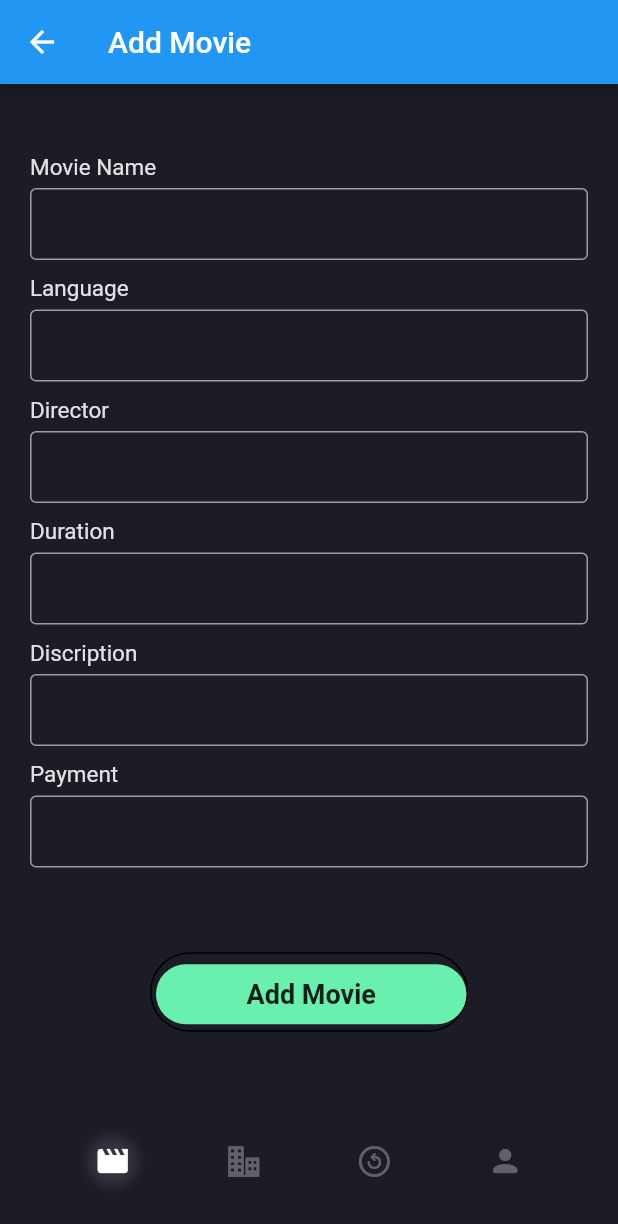
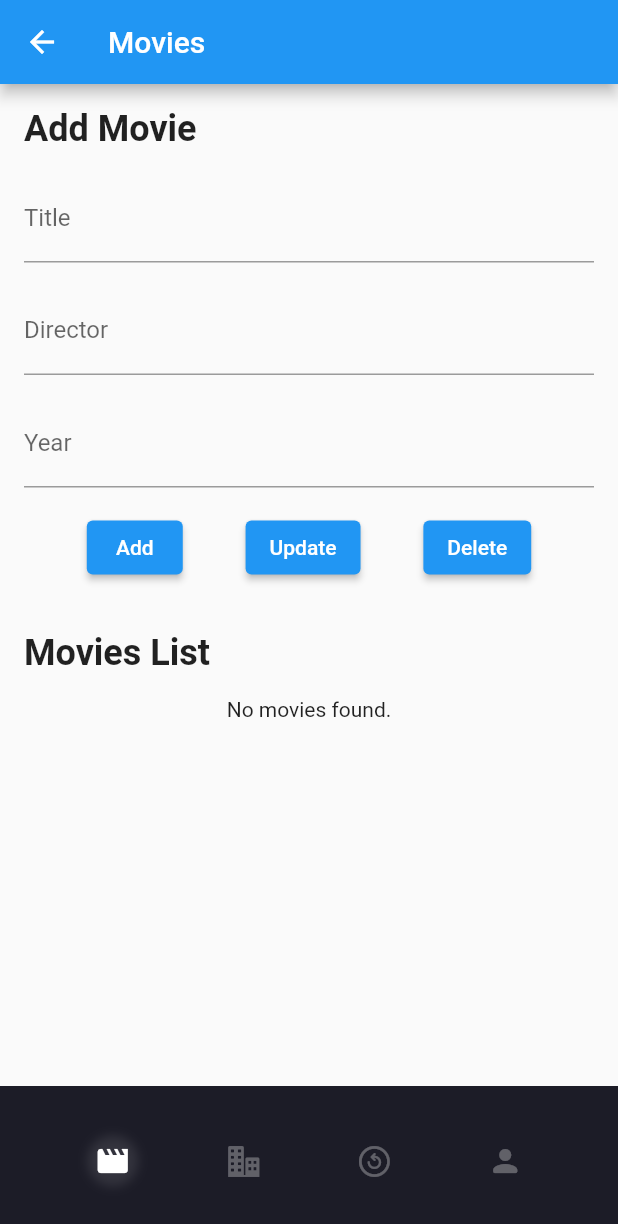
Before and after one commit to kanishkaviraj12/cinema_new, a Flutter app: the Admin screen opened directly, on a phone screen of 412 x 824 dp. Shown: the top 1224 px of the screen. Run offline on Flutter 3.47's test engine with Material 2 defaults, Android fonts, the phone set to English and light mode, and no system bars; our stand-ins replace cached_network_image, cloud_firestore, firebase_auth, firebase_core, google_fonts, image_picker and 1 more; accounts and stored records are empty.

Commit message:
databse connectd CRUD

```diff
--- a/lib/Admin/Add_movie.dart
+++ b/lib/Admin/Add_movie.dart
@@ -1,122 +1,246 @@
+import 'package:cloud_firestore/cloud_firestore.dart';
 import 'package:flutter/material.dart';
-import '../User/consts.dart';
+import '../models/model.dart';
+import 'directpage.dart';
 
-class addmovie extends StatelessWidget {
-  const addmovie({super.key});
+class MoviesPage extends StatefulWidget {
+  @override
+  _MoviesPageState createState() => _MoviesPageState();
+}
+
+class _MoviesPageState extends State<MoviesPage> {
+  late TextEditingController _titleController;
+  late TextEditingController _directorController;
+  late TextEditingController _yearController;
+
+  @override
+  void initState() {
+    super.initState();
+    _titleController = TextEditingController();
+    _directorController = TextEditingController();
+    _yearController = TextEditingController();
+  }
+
+  @override
+  void dispose() {
+    _titleController.dispose();
+    _directorController.dispose();
+    _yearController.dispose();
+    super.dispose();
+  }
+
+  void _createMovie() {
+    final String title = _titleController.text;
+    final String director = _directorController.text;
+    final int year = int.parse(_yearController.text);
+
+    final newMovie = Movie(
+      title: title,
+      director: director,
+      year: year,
+    );
+
+    FirebaseFirestore firestore = FirebaseFirestore.instance;
+    CollectionReference moviesCollection = firestore.collection('movies');
+
+    moviesCollection.add(newMovie.toMap()).then((docRef) {
+      ScaffoldMessenger.of(context).showSnackBar(
+        const SnackBar(content: Text('Movie created successfully')),
+      );
+      _clearFields();
+    }).catchError((error) {
+      ScaffoldMessenger.of(context).showSnackBar(
+        SnackBar(content: Text('Failed to create movie: $error')),
+      );
+    });
+  }
+
+  void _updateMovie() {
+    final String title = _titleController.text;
+    final String director = _directorController.text;
+    final int year = int.parse(_yearController.text);
+
+    FirebaseFirestore firestore = FirebaseFirestore.instance;
+    CollectionReference moviesCollection = firestore.collection('movies');
+
+    moviesCollection.where('title', isEqualTo: title).get().then((snapshot) {
+      if (snapshot.size == 1) {
+        final movieDoc = snapshot.docs.first;
+        final updatedMovie = Movie(
+          title: title,
+          director: director,
+          year: year,
+          id: movieDoc.id,
+        );
+
+        movieDoc.reference.update(updatedMovie.toMap()).then((_) {
+          ScaffoldMessenger.of(context).showSnackBar(
+            const SnackBar(content: Text('Movie updated successfully')),
+          );
+          _clearFields();
+        }).catchError((error) {
+          ScaffoldMessenger.of(context).showSnackBar(
+            SnackBar(content: Text('Failed to update movie: $error')),
+          );
+        });
+      } else {
+        ScaffoldMessenger.of(context).showSnackBar(
+          const SnackBar(content: Text('Movie not found')),
+        );
+      }
+    }).catchError((error) {
+      ScaffoldMessenger.of(context).showSnackBar(
+        SnackBar(content: Text('Failed to update movie: $error')),
+      );
+    });
+  }
+
+  void _deleteMovie() {
+    final String title = _titleController.text;
+
+    FirebaseFirestore firestore = FirebaseFirestore.instance;
+    CollectionReference moviesCollection = firestore.collection('movies');
+
+    moviesCollection
+        .where('title', isEqualTo: title)
+        .get()
+        .then((QuerySnapshot snapshot) {
+      if (snapshot.size == 1) {
+        final movieDoc = snapshot.docs.first;
+
+        movieDoc.reference.delete().then((_) {
+          ScaffoldMessenger.of(context).showSnackBar(
+            SnackBar(content: Text('Movie deleted successfully')),
+          );
+          _clearFields();
+        }).catchError((error) {
+          ScaffoldMessenger.of(context).showSnackBar(
+            SnackBar(content: Text('Failed to delete movie: $error')),
+          );
+        });
+      } else {
+        ScaffoldMessenger.of(context).showSnackBar(
+          SnackBar(content: Text('Movie not found')),
+        );
+      }
+    }).catchError((error) {
+      ScaffoldMessenger.of(context).showSnackBar(
+        SnackBar(content: Text('Failed to delete movie: $error')),
+      );
+    });
+  }
+
+  void _clearFields() {
+    _titleController.clear();
+    _directorController.clear();
+    _yearController.clear();
+  }
+
+  void _navigateToMovieDetails(Movie movie) {
+    Navigator.push(
+      context,
+      MaterialPageRoute(
+        builder: (context) => MovieDetailsPage(movie: movie),
+      ),
+    );
+  }
 
   @override
   Widget build(BuildContext context) {
     return Scaffold(
-      backgroundColor: black,
       appBar: AppBar(
-        title: const Text("Add Movie"),
+        title: const Text('Movies'),
       ),
       body: SingleChildScrollView(
-        child: SizedBox(
-          height: MediaQuery.of(context).size.height - 0,
-          width: double.infinity,
-          //padding: const EdgeInsets.symmetric(hori4zontal: 40),
+        child: Padding(
+          padding: const EdgeInsets.all(16.0),
           child: Column(
-            mainAxisAlignment: MainAxisAlignment.spaceBetween,
+            crossAxisAlignment: CrossAxisAlignment.start,
             children: [
-              Expanded(
-                child: Column(
+              const Text(
+                'Add Movie',
+                style: TextStyle(
+                  fontSize: 24.0,
+                  fontWeight: FontWeight.bold,
+                ),
+              ),
+              const SizedBox(height: 16.0),
+              TextFormField(
+                controller: _titleController,
+                decoration: const InputDecoration(labelText: 'Title'),
+              ),
+              const SizedBox(height: 16.0),
+              TextFormField(
+                controller: _directorController,
+                decoration: const InputDecoration(labelText: 'Director'),
+              ),
+              const SizedBox(height: 16.0),
+              TextFormField(
+                controller: _yearController,
+                keyboardType: TextInputType.number,
+                decoration: const InputDecoration(labelText: 'Year'),
+              ),
+              const SizedBox(height: 16.0),
+              Row(
                 mainAxisAlignment: MainAxisAlignment.spaceEvenly,
                 children: [
-                    Padding(
-                      padding: const EdgeInsets.symmetric(horizontal: 20),
-                      child: Column(
-                        children: [
-                          makeinput(label: "Movie Name"),
-                          makeinput(
-                            label: "Language",
+                  ElevatedButton(
+                    onPressed: _createMovie,
+                    child: const Text('Add'),
                   ),
-                          makeinput(
-                            label: "Director",
+                  ElevatedButton(
+                    onPressed: _updateMovie,
+                    child: const Text('Update'),
                   ),
-                          makeinput(
-                            label: "Duration",
-                          ),
-                          makeinput(
-                            label: "Discription",
-                          ),
-                          makeinput(
-                            label: "Payment",
+                  ElevatedButton(
+                    onPressed: _deleteMovie,
+                    child: const Text('Delete'),
                   ),
                 ],
               ),
+              const SizedBox(height: 32.0),
+              const Text(
+                'Movies List',
+                style: TextStyle(
+                  fontSize: 24.0,
+                  fontWeight: FontWeight.bold,
                 ),
-                    Padding(
-                      padding: const EdgeInsets.symmetric(horizontal: 100),
-                      child: Container(
-                          padding: const EdgeInsets.only(top: 3, left: 3),
-                          decoration: BoxDecoration(
-                              borderRadius: BorderRadius.circular(50),
-                              border: const Border(
-                                bottom: BorderSide(color: Colors.black),
-                                top: BorderSide(color: Colors.black),
-                                left: BorderSide(color: Colors.black),
-                                right: BorderSide(color: Colors.black),
-                              )),
-                          child: MaterialButton(
-                            minWidth: double.infinity,
-                            height: 40,
-                            onPressed: () {},
-                            color: Colors.greenAccent,
-                            elevation: 0,
-                            shape: RoundedRectangleBorder(
-                                borderRadius: BorderRadius.circular(50)),
-                            child: const Text(
-                              "Add Movie",
-                              style: TextStyle(
-                                  fontWeight: FontWeight.w600, fontSize: 18),
               ),
-                          )),
-                    ),
-                    Padding(
-                      padding: const EdgeInsets.symmetric(horizontal: 100),
-                      child: Container(
-                          padding: const EdgeInsets.only(top: 3, left: 3),
-                          decoration: BoxDecoration(
-                              borderRadius: BorderRadius.circular(50),
-                              border: const Border(
-                                bottom: BorderSide(color: Colors.black),
-                                top: BorderSide(color: Colors.black),
-                                left: BorderSide(color: Colors.black),
-                                right: BorderSide(color: Colors.black),
-                              )),
-                          child: MaterialButton(
-                            minWidth: double.infinity,
-                            height: 40,
-                            onPressed: () {},
-                            color: Colors.greenAccent,
-                            elevation: 0,
-                            shape: RoundedRectangleBorder(
-                                borderRadius: BorderRadius.circular(50)),
-                            child: const Text(
-                              "Cancel",
-                              style: TextStyle(
-                                  fontWeight: FontWeight.w600, fontSize: 18),
-                            ),
-                          )),
-                    ),
-                    Container(
-                      height: 0,
-                    ),
+              const SizedBox(height: 16.0),
+              StreamBuilder<QuerySnapshot>(
+                stream:
+                    FirebaseFirestore.instance.collection('movies').snapshots(),
+                builder: (context, snapshot) {
+                  if (!snapshot.hasData) {
+                    return const Center(
+                      child: CircularProgressIndicator(),
+                    );
+                  }
 
-                    // Row(
-                    //   mainAxisAlignment: MainAxisAlignment.center,
-                    //   children: const [
-                    //     Text("Don't have an account?"),
-                    //     Text(
-                    //       "Sign up",
-                    //       style: TextStyle(
-                    //           fontWeight: FontWeight.w600, fontSize: 18),
-                    //     ),
-                    //   ],
-                    // ),
-                  ],
-                ),
+                  List<Movie> movies = snapshot.data!.docs
+                      .map((doc) => Movie.fromSnapshot(doc))
+                      .toList();
+
+                  if (movies.isEmpty) {
+                    return const Center(
+                      child: Text('No movies found.'),
+                    );
+                  }
+
+                  return ListView.builder(
+                    itemCount: movies.length,
+                    physics: const NeverScrollableScrollPhysics(),
+                    shrinkWrap: true,
+                    itemBuilder: (context, index) {
+                      Movie movie = movies[index];
+                      return ListTile(
+                        title: Text(movie.title),
+                        subtitle: Text(movie.director),
+                        onTap: () => _navigateToMovieDetails(movie),
+                      );
+                    },
+                  );
+                },
               ),
             ],
           ),
@@ -124,38 +248,4 @@ class addmovie extends StatelessWidget {
       ),
     );
   }
-
-  Widget makeinput({label, obscureText = false}) {
-    return Column(
-      crossAxisAlignment: CrossAxisAlignment.start,
-      children: [
-        Text(
-          label,
-          style: const TextStyle(
-              fontSize: 15,
-              fontWeight: FontWeight.w400,
-              color: Color.fromARGB(221, 255, 255, 255)),
-        ),
-        const SizedBox(
-          height: 5,
-        ),
-        TextField(
-          style: const TextStyle(color: Color.fromARGB(255, 255, 255, 255)),
-          obscureText: obscureText,
-          decoration: const InputDecoration(
-            contentPadding: EdgeInsets.symmetric(vertical: 0, horizontal: 10),
-            enabledBorder: OutlineInputBorder(
-              borderSide: BorderSide(color: Colors.grey),
-            ),
-            border: OutlineInputBorder(
-              borderSide: BorderSide(color: Colors.grey),
-            ),
-          ),
-        ),
-        const SizedBox(
-          height: 10,
-        ),
-      ],
-    );
 }
-}
--- a/lib/Admin/Admin.dart
+++ b/lib/Admin/Admin.dart
@@ -3,6 +3,7 @@ import 'package:flutter/material.dart';
 import '../User/consts.dart';
 import 'Add_movie.dart';
 import 'add_theater.dart';
+
 import 'history_of_customer.dart';
 
 class Admin extends StatefulWidget {
@@ -25,7 +26,9 @@ class _AdminState extends State<Admin> {
     Widget body() {
       switch (currentPage) {
         case 0:
-          return addmovie();
+          return MoviesPage(
+
+          );
         case 1:
           return const addtheater();
         case 2:
--- a/lib/User/Payment/Payment.dart
+++ b/lib/User/Payment/Payment.dart
@@ -1,8 +1,9 @@
+import 'package:cinema_new/models/model.dart';
 import 'package:flutter/material.dart';
 import '../consts.dart';
 
 class PaymentApp extends StatelessWidget {
-  const PaymentApp({super.key});
+  const PaymentApp();
 
   @override
   Widget build(BuildContext context) {
--- a/lib/User/main_page.dart
+++ b/lib/User/main_page.dart
@@ -2,6 +2,7 @@ import 'package:cinema_new/User/profile_page.dart';
 import 'package:cinema_new/User/reservation_page.dart';
 import 'package:flutter/cupertino.dart';
 import 'package:flutter/material.dart';
+import '../models/model.dart';
 import 'Billing_information.dart';
 import 'Payment/Payment.dart';
 import 'consts.dart';
@@ -37,9 +38,9 @@ class _MainPageState extends State<MainPage> {
         case 2:
           return BillingInformation();
         case 3:
-          return  howManyTickets();
+          return howManyTickets();
         case 4:
-          return const PaymentApp(); // Display the payment page
+          return PaymentApp(); // Display the payment page
         case 5:
           return ProfilePage(); // Display the payment page
         default:
--- a/lib/User/profile_page.dart
+++ b/lib/User/profile_page.dart
@@ -47,7 +47,7 @@ class _ProfilePageState extends State<ProfilePage> {
 
   Future<void> _pickImage() async {
     final picker = ImagePicker();
-    final pickedFile = await picker.getImage(source: ImageSource.gallery);
+    final pickedFile = await picker.pickImage(source: ImageSource.gallery);
 
     if (pickedFile != null) {
       SharedPreferences prefs = await SharedPreferences.getInstance();
--- /dev/null
+++ b/lib/models/model.dart
@@ -0,0 +1,34 @@
+import 'package:cloud_firestore/cloud_firestore.dart';
+
+class Movie {
+  final String? id;
+  final String title;
+  final String director;
+  final int year;
+
+  Movie({
+    this.id,
+    required this.title,
+    required this.director,
+    required this.year,
+  });
+
+  Map<String, dynamic> toMap() {
+    return {
+      'title': title,
+      'director': director,
+      'year': year,
+    };
+  }
+
+  factory Movie.fromSnapshot(DocumentSnapshot snapshot) {
+  Map<String, dynamic>? data = snapshot.data() as Map<String, dynamic>?;
+  return Movie(
+    id: snapshot.id,
+    title: data?['title'] ?? '',
+    director: data?['director'] ?? '',
+    year: data?['year'] ?? 0,
+  );
+}
+
+}
```
Also changed, not shown: lib/Admin/directpage.dart (added, +40 -0 lines), pubspec.yaml (+7 -3 lines), pubspec.lock, 5 other files. Lines whose indentation alone changed are shown as unchanged.
